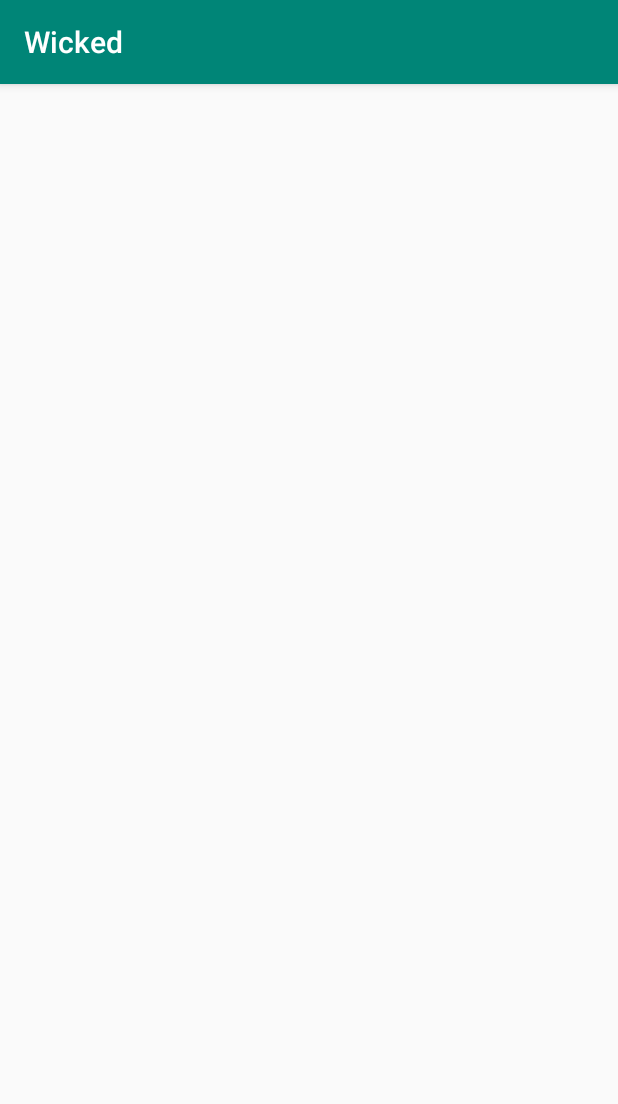
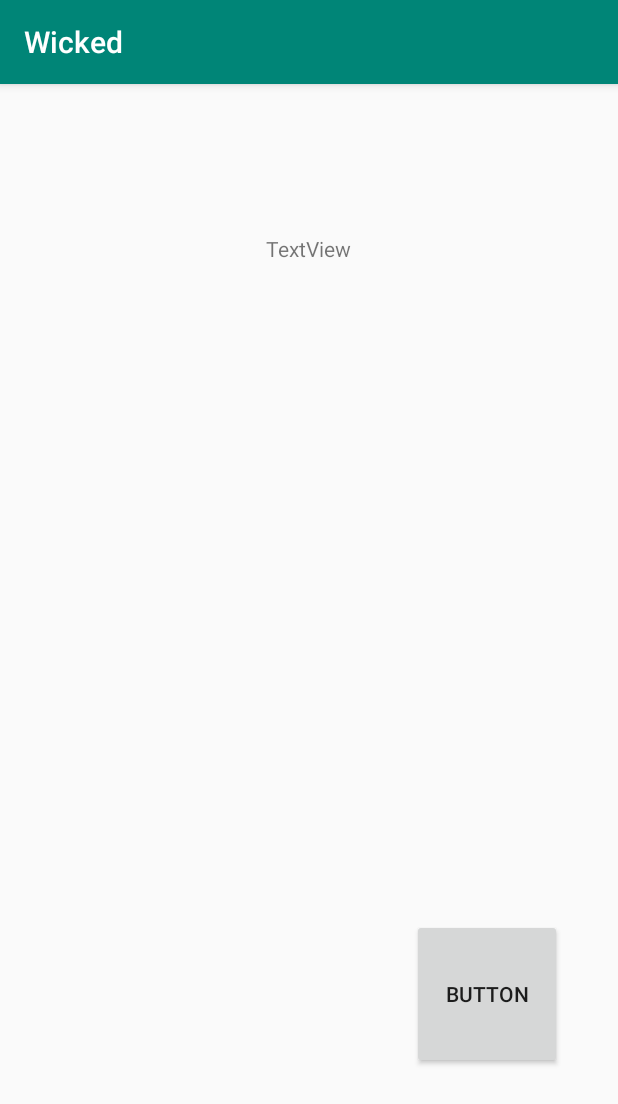
Before and after one commit to jayasai306/Wicked, an Android app: the WickedActivity screen opened directly, with no data from a screen before it, on a phone screen of 412 x 824 dp. Shown: the top 1104 px of the screen. Run offline under Robolectric (Android 15) with nearby library versions, the phone set to English and light mode, and no system bars.

Commit message:
second commit

```diff
--- a/app/src/main/java/com/witty/wicked/MainActivity.java
+++ b/app/src/main/java/com/witty/wicked/MainActivity.java
@@ -3,6 +3,7 @@ package com.witty.wicked;
 import android.content.Intent;
 import android.support.v7.app.AppCompatActivity;
 import android.os.Bundle;
+import android.util.Log;
 import android.view.View;
 import android.widget.Button;
 
@@ -14,10 +15,11 @@ public class MainActivity extends AppCompatActivity {
         @Override
         public void onClick(View v) {
             if (v.getId() == R.id.button_start_game) {
-                Intent i = new Intent(this, StartWicked.class);
+                Intent i = new Intent(getApplicationContext(), StartWicked.class);
                 startActivity(i);
             }else if (v.getId() == R.id.button_join_game) {
-                Intent i = new Intent(this, JoinWicked.class);
+                Log.d("jaya","onclick");
+                Intent i = new Intent(getApplicationContext(), JoinWicked.class);
                 startActivity(i);
             }
         }
--- a/app/src/main/java/com/witty/wicked/WickedActivity.java
+++ b/app/src/main/java/com/witty/wicked/WickedActivity.java
@@ -20,7 +20,7 @@ public class WickedActivity extends AppCompatActivity {
     private TextView mQuestion = null;
     private EditText mAnswer = null;
     private Button mSubmitButton = null;
-    private ArrayList<String> mAnswerList = null;
+    private ArrayList<String> mAnswerList = new ArrayList<String>();
     private RecyclerView recyclerView;
     private RecyclerView.Adapter mAdapter;
     private RecyclerView.LayoutManager layoutManager;
@@ -28,17 +28,14 @@ public class WickedActivity extends AppCompatActivity {
     private View.OnClickListener buttonListener = new View.OnClickListener() {
         @Override
         public void onClick(View v) {
-
+            updateUiAndSelectWickedAnswer();
         }
     };
 
-    Class Waiting {
-
-    }
 
     @Override
-    public void onCreate(@Nullable Bundle savedInstanceState, @Nullable PersistableBundle persistentState) {
-        super.onCreate(savedInstanceState, persistentState);
+    protected void onCreate(@Nullable Bundle savedInstanceState) {
+        super.onCreate(savedInstanceState);
         setContentView(R.layout.wicked_main);
         initResources();
     }
@@ -49,27 +46,42 @@ public class WickedActivity extends AppCompatActivity {
         mSubmitButton = findViewById(R.id.submit_button);
         mSubmitButton.setOnClickListener(buttonListener);
         recyclerView = (RecyclerView) findViewById(R.id.answers_list_layout);
+        mAnswerList.add("ans1");
+        mAnswerList.add("ans2");
+        mAnswerList.add("ans3");
+        mAnswerList.add("ans4");
+        mAnswerList.add("ans5");
     }
 
     private void updateUiAndSelectWickedAnswer() {
-        displayList();
+        displayList(true);
         // use a linear layout manager
         layoutManager = new LinearLayoutManager(this);
         recyclerView.setLayoutManager(layoutManager);
 
         // specify an adapter (see also next example)
-        mAdapter = new MyAdapter((String[]) mAnswerList.toArray(),this);
+        mAdapter = new MyAdapter(mAnswerList.toArray(new String[mAnswerList.size()]),this);
         recyclerView.setAdapter(mAdapter);
     }
 
-    private void displayList() {
-
+    private void displayList(boolean on) {
+        if(on)  {
+            recyclerView.setVisibility(View.VISIBLE);
+            mAnswer.setVisibility(View.INVISIBLE);
+            mSubmitButton.setVisibility(View.INVISIBLE);
+        }
+        else {
+            recyclerView.setVisibility(View.INVISIBLE);
+            mAnswer.setVisibility(View.VISIBLE);
+            mSubmitButton.setVisibility(View.VISIBLE);
+        }
     }
 
     public void selectedAnswer(TextView answerText, int mPosition) {
         //send text and position data to server.
         //check answers status and after everyone selected answer update the next question.
         updateNextQuestion();
+        displayList(false);
     }
 
     private void updateNextQuestion() {
--- a/app/src/main/res/layout/wicked_main.xml
+++ b/app/src/main/res/layout/wicked_main.xml
@@ -1,6 +1,7 @@
 <?xml version="1.0" encoding="utf-8"?>
 <android.support.constraint.ConstraintLayout
     xmlns:android="http://schemas.android.com/apk/res/android"
+    xmlns:app="http://schemas.android.com/apk/res-auto"
     xmlns:tools="http://schemas.android.com/tools"
     android:layout_width="match_parent"
     android:layout_height="match_parent">
@@ -8,35 +9,62 @@
     <TextView
         android:id="@+id/question"
         android:layout_width="wrap_content"
-        android:layout_height="wrap_content"
+        android:layout_height="20dp"
+        android:layout_marginStart="177dp"
+        android:layout_marginTop="100dp"
+        android:layout_marginEnd="176dp"
+        android:layout_marginBottom="8dp"
         android:text="TextView"
-        tools:layout_editor_absoluteX="176dp"
-        tools:layout_editor_absoluteY="70dp" />
+        app:layout_constraintBottom_toBottomOf="parent"
+        app:layout_constraintEnd_toEndOf="parent"
+        app:layout_constraintHorizontal_bias="0.0"
+        app:layout_constraintStart_toStartOf="parent"
+        app:layout_constraintTop_toTopOf="parent"
+        app:layout_constraintVertical_bias="0.0" />
 
     <EditText
         android:id="@+id/answer"
         android:layout_width="wrap_content"
         android:layout_height="wrap_content"
+        android:layout_marginStart="98dp"
+        android:layout_marginTop="8dp"
+        android:layout_marginEnd="100dp"
+        android:layout_marginBottom="311dp"
         android:ems="10"
         android:inputType="textPersonName"
         android:text="Name"
-        tools:layout_editor_absoluteX="98dp"
-        tools:layout_editor_absoluteY="252dp" />
+        app:layout_constraintBottom_toTopOf="parent"
+        app:layout_constraintEnd_toEndOf="parent"
+        app:layout_constraintStart_toStartOf="parent"
+        app:layout_constraintTop_toBottomOf="parent" />
 
     <Button
         android:id="@+id/submit_button"
-        android:layout_width="wrap_content"
-        android:layout_height="wrap_content"
+        android:layout_width="100dp"
+        android:layout_height="100dp"
+        android:layout_marginStart="280dp"
+        android:layout_marginTop="311dp"
+        android:layout_marginEnd="43dp"
+        android:layout_marginBottom="75dp"
         android:text="Button"
-        tools:layout_editor_absoluteX="280dp"
-        tools:layout_editor_absoluteY="608dp" />
+        app:layout_constraintBottom_toBottomOf="parent"
+        app:layout_constraintEnd_toEndOf="parent"
+        app:layout_constraintStart_toStartOf="parent"
+        app:layout_constraintTop_toBottomOf="@+id/answer" />
 
     <android.support.v7.widget.RecyclerView
         android:id="@+id/answers_list_layout"
         android:layout_width="395dp"
-        android:layout_height="147dp"
-        tools:layout_editor_absoluteX="8dp"
-        tools:layout_editor_absoluteY="97dp" />
+        android:layout_height="345dp"
+        android:layout_marginStart="8dp"
+        android:layout_marginEnd="8dp"
+        android:layout_marginBottom="8dp"
+        android:visibility="invisible"
+        app:layout_constraintBottom_toBottomOf="parent"
+        app:layout_constraintEnd_toEndOf="parent"
+        app:layout_constraintStart_toStartOf="parent"
+        app:layout_constraintTop_toTopOf="parent"
+        app:layout_constraintVertical_bias="0.39999998" />
 
 
 </android.support.constraint.ConstraintLayout>
```
Also changed, not shown: app/src/main/java/com/witty/wicked/JoinWicked.java (+25 -3 lines), app/src/main/java/com/witty/wicked/Utils/MyAdapter.java (+5 -3 lines), app/src/main/res/layout/answer_card.xml (+12 -11 lines).
